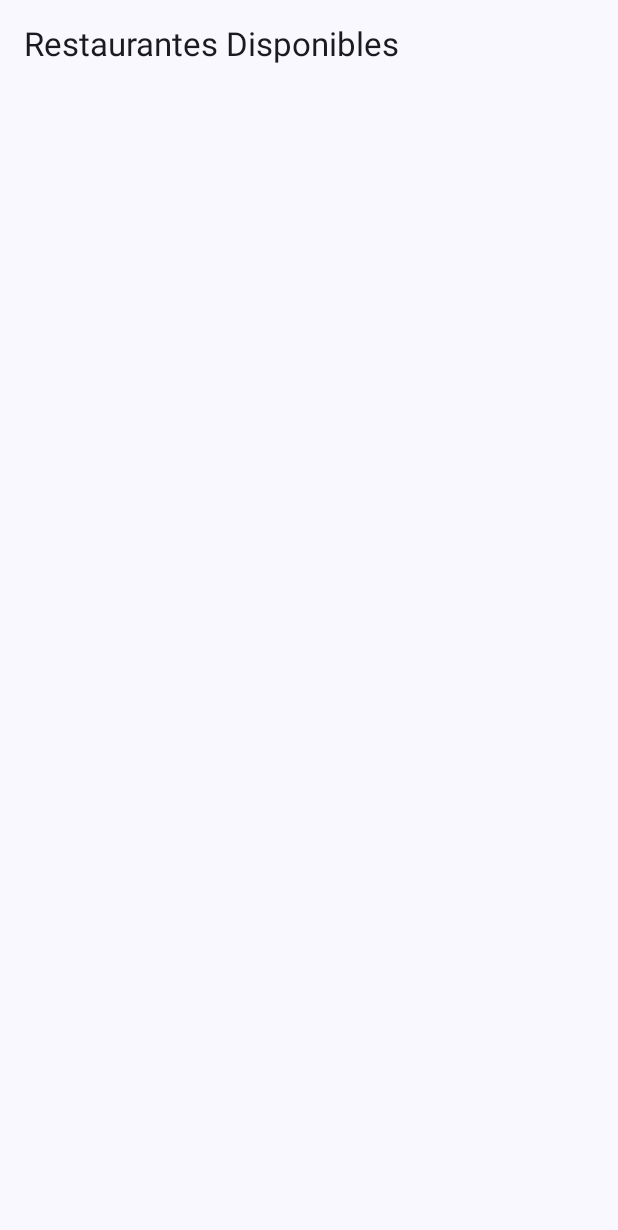
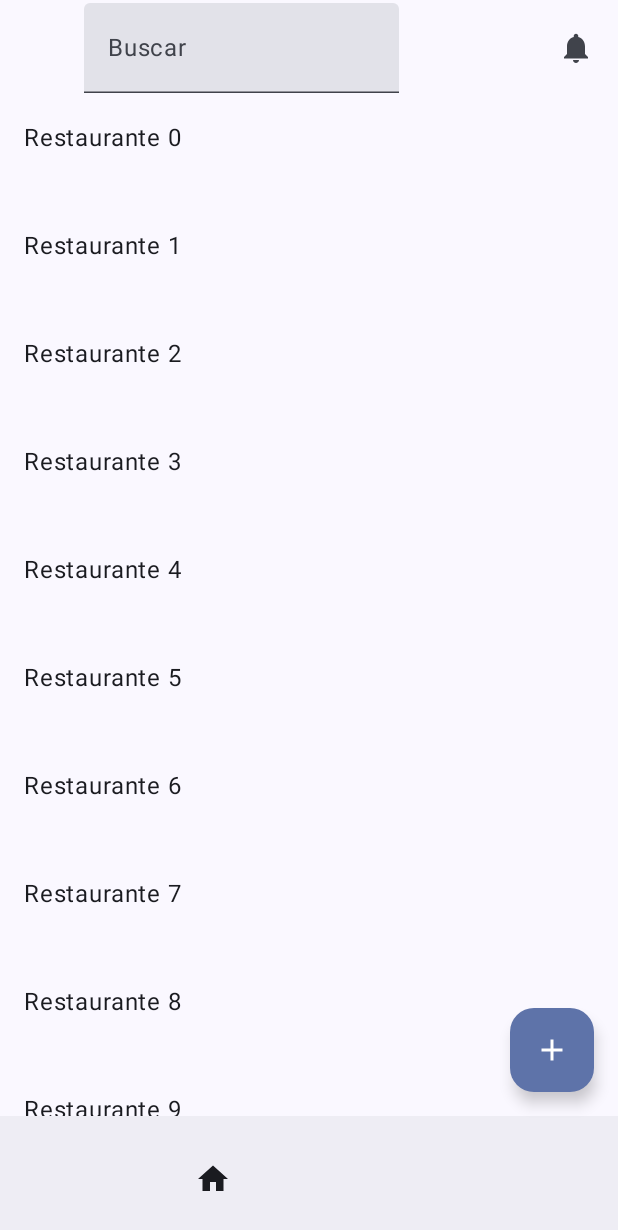
Before and after one commit to alokenveo/Practica2_DADM, an Android app built with Jetpack Compose: the screen it shows after launch (MainActivity), on a phone screen of 412 x 824 dp. Shown: the top 1230 px of the screen. Run offline under Robolectric (Android 15) with nearby library versions, the phone set to English and light mode, and no system bars.

Commit message:
Todos los screen, y MainScreen completado

```diff
--- a/app/src/main/java/unex/cum/reservasgo_dadm/MainActivity.kt
+++ b/app/src/main/java/unex/cum/reservasgo_dadm/MainActivity.kt
@@ -22,7 +22,6 @@ import androidx.lifecycle.viewmodel.compose.viewModel
 import unex.cum.reservasgo_dadm.ui.theme.ReservasGO_DADMTheme
 import unex.cum.reservasgo_dadm.view.MainScreen
 import unex.cum.reservasgo_dadm.view.RestaurantItem
-import unex.cum.reservasgo_dadm.viewmodel.MainViewModel
 
 class MainActivity : ComponentActivity() {
     override fun onCreate(savedInstanceState: Bundle?) {
--- /dev/null
+++ b/app/src/main/java/unex/cum/reservasgo_dadm/view/FavoritosScreen.kt
@@ -0,0 +1,6 @@
+package unex.cum.reservasgo_dadm.view
+
+import androidx.compose.runtime.Composable
+
+@Composable
+fun FavoritosScreen(){}
--- /dev/null
+++ b/app/src/main/java/unex/cum/reservasgo_dadm/view/FiltrosScreen.kt
@@ -0,0 +1,6 @@
+package unex.cum.reservasgo_dadm.view
+
+import androidx.compose.runtime.Composable
+
+@Composable
+fun FiltrosScreen(){}
--- /dev/null
+++ b/app/src/main/java/unex/cum/reservasgo_dadm/view/LoginScreen.kt
@@ -0,0 +1,6 @@
+package unex.cum.reservasgo_dadm.view
+
+import androidx.compose.runtime.Composable
+
+@Composable
+fun LoginScreen(){}
--- a/app/src/main/java/unex/cum/reservasgo_dadm/view/MainScreen.kt
+++ b/app/src/main/java/unex/cum/reservasgo_dadm/view/MainScreen.kt
@@ -1,56 +1,107 @@
 package unex.cum.reservasgo_dadm.view
 
+import androidx.compose.foundation.background
+import androidx.compose.foundation.layout.Arrangement
+import androidx.compose.foundation.layout.Row
+import androidx.compose.foundation.layout.Spacer
+import androidx.compose.foundation.layout.fillMaxWidth
+import androidx.compose.foundation.layout.padding
+import androidx.compose.foundation.layout.width
+import androidx.compose.foundation.lazy.LazyColumn
+import androidx.compose.material.icons.Icons
+import androidx.compose.material.icons.filled.Add
+import androidx.compose.material.icons.filled.Home
+import androidx.compose.material.icons.filled.Notifications
+import androidx.compose.material3.BottomAppBar
+import androidx.compose.material3.ExperimentalMaterial3Api
+import androidx.compose.material3.FloatingActionButton
+import androidx.compose.material3.Icon
+import androidx.compose.material3.IconButton
+import androidx.compose.material3.MaterialTheme
+import androidx.compose.material3.Scaffold
+import androidx.compose.material3.Text
+import androidx.compose.material3.TextField
+import androidx.compose.material3.TopAppBar
+import androidx.compose.runtime.Composable
+import androidx.compose.runtime.getValue
+import androidx.compose.runtime.mutableIntStateOf
+import androidx.compose.runtime.mutableStateOf
+import androidx.compose.runtime.remember
+import androidx.compose.runtime.setValue
+import androidx.compose.ui.Alignment
+import androidx.compose.ui.Modifier
+import androidx.compose.ui.unit.dp
 
-import androidx.compose.foundation.layout.*
-import androidx.compose.foundation.lazy.LazyColumn
-import androidx.compose.material3.*
-import androidx.compose.runtime.*
-import androidx.compose.ui.Modifier
-import androidx.compose.ui.tooling.preview.Preview
-import androidx.compose.ui.unit.dp
-import androidx.lifecycle.viewmodel.compose.viewModel
-import unex.cum.reservasgo_dadm.model.Restaurante
-import unex.cum.reservasgo_dadm.viewmodel.MainViewModel
+@OptIn(ExperimentalMaterial3Api::class)
+@Composable
+fun MainScreen() {
+    var pulsado by remember { mutableIntStateOf(0) }
 
-@Composable
-fun MainScreen(viewModel: MainViewModel = viewModel()) {
-    val restaurantes by viewModel.restaurantes.collectAsState()
+    Scaffold(topBar = {
+        TopAppBar(
+            navigationIcon = {
+                // Imagen de la izquierda (logo de la app)
+                IconButton(onClick = { /* Acción al hacer clic en el logo */ }) {}
+            },
+            title = {
+                // Campo de búsqueda centrado
+                var query by remember { mutableStateOf("") }
 
-    Column(modifier = Modifier.fillMaxSize().padding(16.dp)) {
-        Text(text = "Restaurantes Disponibles", style = MaterialTheme.typography.titleLarge)
-        LazyColumn(modifier = Modifier.fillMaxSize()) {
-            items(restaurantes.size) { index ->
-                RestaurantItem(restaurante = restaurantes[index])
+                TextField(
+                    value = query,
+                    onValueChange = { query = it },
+                    label = { Text("Buscar") },
+                    modifier = Modifier
+                        .fillMaxWidth(0.7f) // Ajustamos el ancho para que no ocupe toda la barra
+                        .background(MaterialTheme.colorScheme.surface),
+                    singleLine = true
+                )
+            },
+            actions = {
+                // Acciones de la derecha (iconos)
+                IconButton(onClick = { /* Acción al hacer clic en el icono */ }) {
+                    Icon(Icons.Default.Notifications, contentDescription = "Notificaciones")
+                }
+            }
+        )
+    }, bottomBar = {
+        BottomAppBar() {
+            Row(
+                modifier = Modifier.fillMaxWidth(),
+                horizontalArrangement = Arrangement.Center,
+                verticalAlignment = Alignment.CenterVertically
+            ) {
+                //TODO añadir iconos
+                IconButton(onClick = {}) {
+                    Icon(Icons.Default.Home, contentDescription = "Inicio")
+                }
+                Spacer(modifier = Modifier.width(16.dp))
+                IconButton(onClick = {}) { }
+                Spacer(modifier = Modifier.width(16.dp))
+                IconButton(onClick = {}) {}
+            }
+        }
+    }, floatingActionButton = {
+        FloatingActionButton(onClick = { pulsado++ }) {
+            //TODO cambiar el icono
+            Icon(imageVector = Icons.Default.Add, contentDescription = "Add")
+        }
+    }) { innerPadding ->
+        LazyColumn(
+            modifier = Modifier.padding(innerPadding).fillMaxWidth(),
+            verticalArrangement = Arrangement.spacedBy(16.dp)
+        ) {
+            items(20){index->
+                RestaurantItem(index)
             }
         }
     }
 }
 
 @Composable
-fun RestaurantItem(restaurante: Restaurante) {
-    Card(modifier = Modifier.fillMaxWidth().padding(8.dp)) {
-        Column(modifier = Modifier.padding(16.dp)) {
-            Text(text = restaurante.nombre, style = MaterialTheme.typography.titleMedium)
-            Text(text = "Ubicación: ${restaurante.ubicacion}")
-            Text(text = "Tipo: ${restaurante.cocina}")
-        }
-    }
+fun RestaurantItem(index: Int) {
+    Text(
+        modifier = Modifier.padding(16.dp),
+        text="Restaurante $index"
+    )
 }
-
-@Preview
-@Composable
-fun Previo() {
-    @Composable
-    fun MainScreen(viewModel: MainViewModel = viewModel()) {
-        val restaurantes by viewModel.restaurantes.collectAsState()
-
-        Column(modifier = Modifier.fillMaxSize().padding(16.dp)) {
-            Text(text = "Restaurantes Disponibles", style = MaterialTheme.typography.titleLarge)
-            LazyColumn(modifier = Modifier.fillMaxSize()) {
-                items(restaurantes.size) { index ->
-                    RestaurantItem(restaurante = restaurantes[index])
-                }
-            }
-        }
-    }
-}
--- /dev/null
+++ b/app/src/main/java/unex/cum/reservasgo_dadm/view/NotificacionesScreen.kt
@@ -0,0 +1,6 @@
+package unex.cum.reservasgo_dadm.view
+
+import androidx.compose.runtime.Composable
+
+@Composable
+fun NotificacionesScreen(){}
--- /dev/null
+++ b/app/src/main/java/unex/cum/reservasgo_dadm/view/ReservaScreen.kt
@@ -0,0 +1,6 @@
+package unex.cum.reservasgo_dadm.view
+
+import androidx.compose.runtime.Composable
+
+@Composable
+fun ReservaScreen(){}
--- /dev/null
+++ b/app/src/main/java/unex/cum/reservasgo_dadm/view/ReservasScreen.kt
@@ -0,0 +1,6 @@
+package unex.cum.reservasgo_dadm.view
+
+import androidx.compose.runtime.Composable
+
+@Composable
+fun ReservasScreen(){}
--- /dev/null
+++ b/app/src/main/java/unex/cum/reservasgo_dadm/view/RestauranteScreen.kt
@@ -0,0 +1,6 @@
+package unex.cum.reservasgo_dadm.view
+
+import androidx.compose.runtime.Composable
+
+@Composable
+fun RestauranteScreen(){}
--- /dev/null
+++ b/app/src/main/java/unex/cum/reservasgo_dadm/view/UsuarioScreen.kt
@@ -0,0 +1,6 @@
+package unex.cum.reservasgo_dadm.view
+
+import androidx.compose.runtime.Composable
+
+@Composable
+fun UsuarioScreen(){}
--- a/app/src/main/java/unex/cum/reservasgo_dadm/viewmodel/MainViewModel.kt
+++ /dev/null
@@ -1,23 +0,0 @@
-package unex.cum.reservasgo_dadm.viewmodel
-
-import androidx.lifecycle.ViewModel
-import androidx.lifecycle.viewModelScope
-import kotlinx.coroutines.flow.MutableStateFlow
-import kotlinx.coroutines.flow.StateFlow
-import kotlinx.coroutines.launch
-import unex.cum.reservasgo_dadm.model.Restaurante
-
-class MainViewModel : ViewModel() {
-    private val _restaurantes = MutableStateFlow<List<Restaurante>>(emptyList())
-    val restaurantes: StateFlow<List<Restaurante>> get() = _restaurantes
-
-    fun cargarRestaurantes() {
-        viewModelScope.launch {
-            // Aquí iría la lógica para cargar restaurantes
-            _restaurantes.value = listOf(
-                Restaurante("1", "Restaurante A", "Madrid", "Italiana"),
-                Restaurante("2", "Restaurante B", "Barcelona", "Japonesa")
-            )
-        }
-    }
-}
```
Also changed, not shown: 6 other files.
